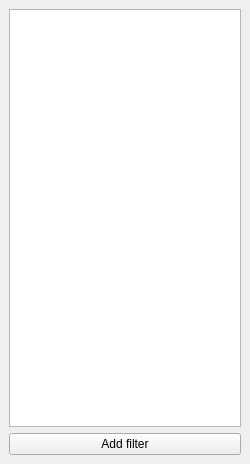
Before: the Qt Designer form CapraVision/client/qt/uifiles/WinFilterSel.ui in Octets/SeaGoatVision, drawn with Qt 5.
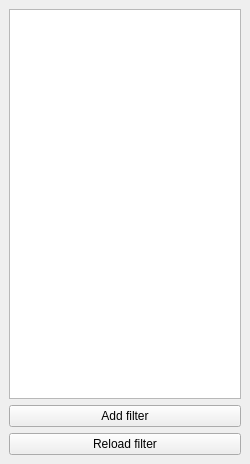
After: the same form once the commit is applied.

Commit message: Added button to reload filter.

```diff
--- a/CapraVision/client/qt/uifiles/WinFilterSel.ui
+++ b/CapraVision/client/qt/uifiles/WinFilterSel.ui
@@ -34,6 +34,19 @@
       </property>
      </widget>
     </item>
+    <item>
+     <widget class="QPushButton" name="reloadFilterButton">
+      <property name="maximumSize">
+       <size>
+        <width>16777215</width>
+        <height>16777215</height>
+       </size>
+      </property>
+      <property name="text">
+       <string>Reload filter</string>
+      </property>
+     </widget>
+    </item>
    </layout>
   </widget>
  </widget>
```
The commit also changes 6 other files.
